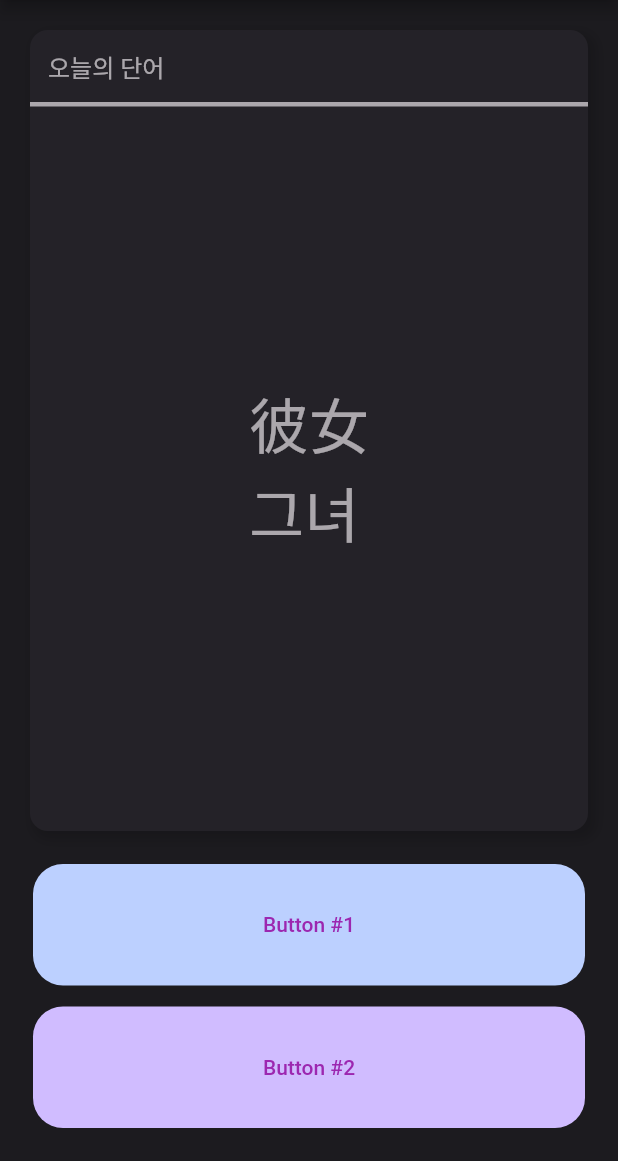
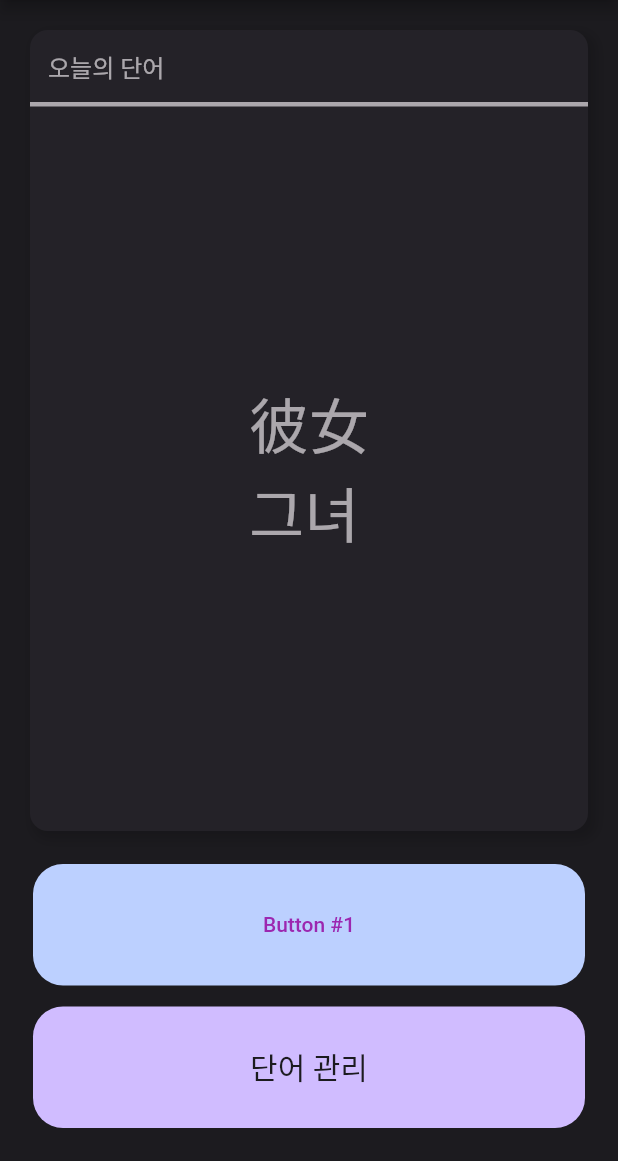
Before and after one commit to Xeno-Song/WordBook, a Flutter app: the screen it shows after launch, on a phone screen of 412 x 824 dp, the part 75-1236 px from its top. Run offline on Flutter 3.47's test engine with Material 2 defaults, Android fonts, the light colour scheme and no system bars; our stand-ins replace flutter_spinkit, fluttertoast, sqflite_common, sqflite_common_ffi; accounts and stored records are empty.

Commit message:
[MOD] Modify main page button to open card manage view

```diff
--- a/lib/View/Main.dart
+++ b/lib/View/Main.dart
@@ -8,6 +8,7 @@ import 'package:word_book/services/database_service.dart';
 
 import '../model/WordModel.dart';
 import '../services/word_service.dart';
+import 'card_manage.dart';
 import 'components/common/appbar.dart';
 import 'components/common/drawer.dart';
 
@@ -151,9 +152,7 @@ class _MainViewPageState extends State<MainView> {
                                     const Color.fromARGB(0xFF, 0xBC, 0xD0, 0xFF),
                                   ),
                                 ),
-                                onPressed: () {
-                                  print("Button Pressed #1");
-                                },
+                                onPressed: () {},
                                 child: const Text("Button #1"),
                               ),
                             ),
@@ -181,9 +180,15 @@ class _MainViewPageState extends State<MainView> {
                                   ),
                                 ),
                                 onPressed: () {
-                                  print("Button Pressed #2");
+                                  Navigator.of(context).push(MaterialPageRoute(builder: (_) => CardManageView()));
                                 },
-                                child: const Text("Button #2"),
+                                child: const Text(
+                                  "단어 관리",
+                                  style: TextStyle(
+                                    fontSize: 20,
+                                    color: CommonColors.primaryBackgroundColor,
+                                  ),
+                                ),
                               ),
                             ),
                           ),
```
Also changed, not shown: lib/View/card_manage.dart (+6 -4 lines).
